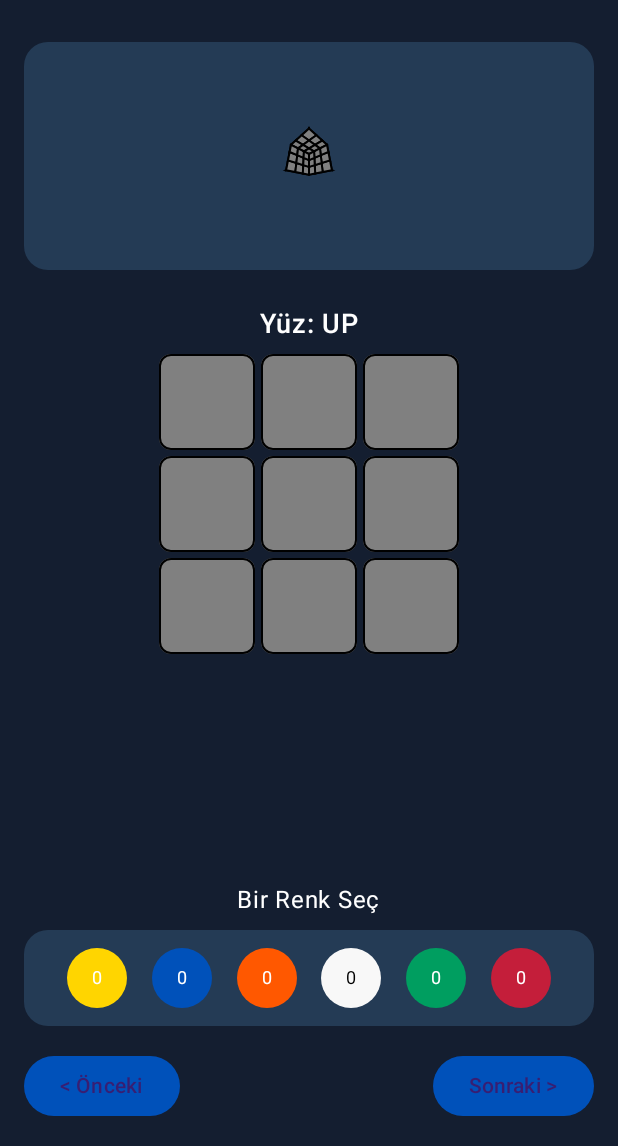
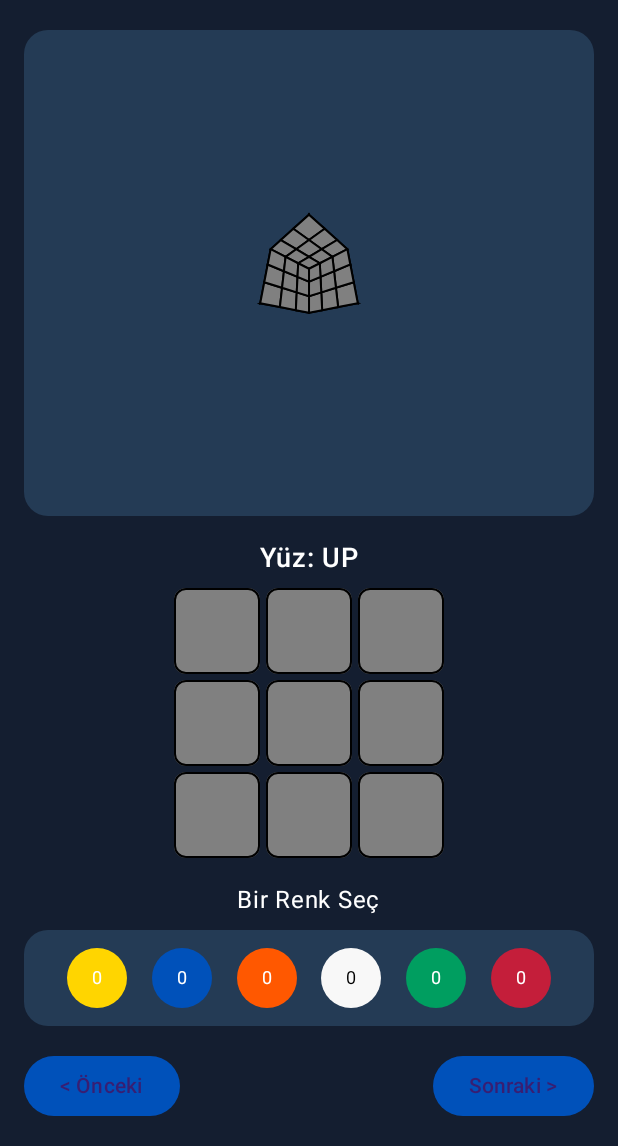
Before and after one commit to gitthubpro/cubecenter, an Android app built with Jetpack Compose: the screen it shows after launch (MainActivity), on a phone screen of 412 x 824 dp, the part 90-1236 px from its top. Run offline under Robolectric (Android 15) with nearby library versions, the phone set to English and light mode, and no system bars.

Commit message:
Adjust spacing and size in CubeInputScreen layout

```diff
--- a/app/src/main/java/com/cubecenter/app/ui/CubeInputScreen.kt
+++ b/app/src/main/java/com/cubecenter/app/ui/CubeInputScreen.kt
@@ -54,7 +54,7 @@ fun CubeInputScreen(viewModel: CubeViewModel = viewModel<CubeViewModel>()) {
             }
         }
 
-        Spacer(modifier = Modifier.height(24.dp))
+        Spacer(modifier = Modifier.height(16.dp))
 
         Box(
             modifier = Modifier
@@ -66,7 +66,7 @@ fun CubeInputScreen(viewModel: CubeViewModel = viewModel<CubeViewModel>()) {
             Cube3DView(faces = state.faces)
         }
 
-        Spacer(modifier = Modifier.height(24.dp))
+        Spacer(modifier = Modifier.height(16.dp))
 
         Text(
             text = "Yüz: ${state.currentFace.name}",
@@ -81,7 +81,7 @@ fun CubeInputScreen(viewModel: CubeViewModel = viewModel<CubeViewModel>()) {
 
         Box(
             modifier = Modifier
-                .size(200.dp)
+                .size(180.dp)
                 .background(Color.Transparent)
         ) {
             LazyVerticalGrid(
@@ -102,7 +102,7 @@ fun CubeInputScreen(viewModel: CubeViewModel = viewModel<CubeViewModel>()) {
             }
         }
 
-        Spacer(modifier = Modifier.weight(1f))
+        Spacer(modifier = Modifier.height(16.dp))
 
         Text("Bir Renk Seç", color = Color.White, fontSize = 16.sp)
 
```
